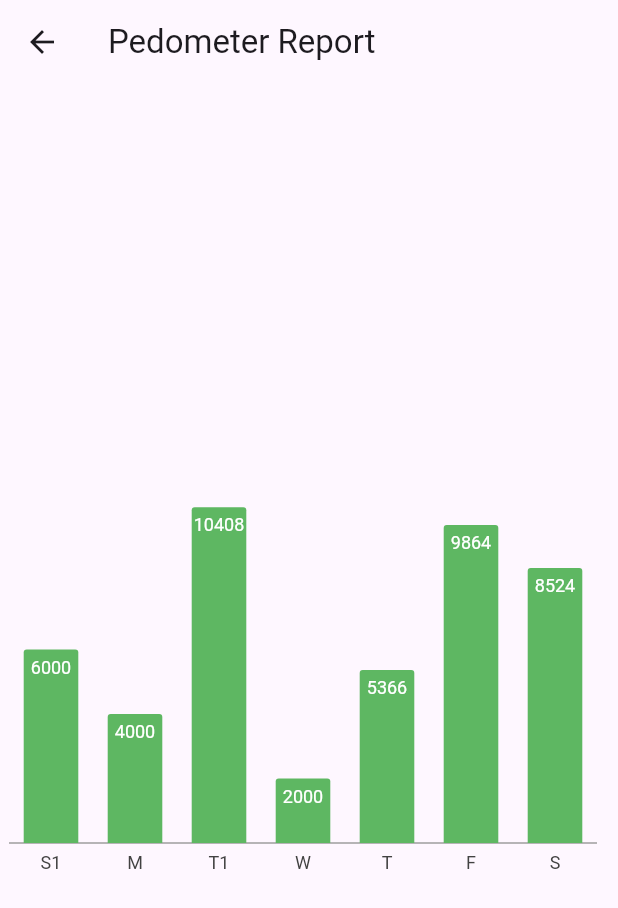
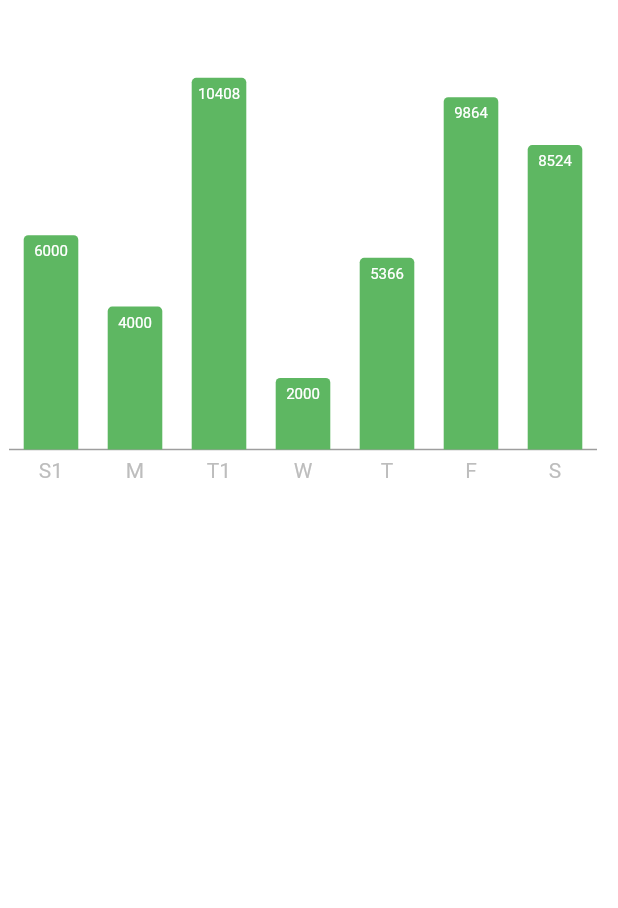
Before and after one commit to joharkhan99/healthtrack, a Flutter app: the PedometerReport screen opened directly, on a phone screen of 412 x 824 dp. Shown: the top 908 px of the screen. Run offline on Flutter 3.47's test engine with Material 3 defaults, Android fonts, the phone set to English and light mode, and no system bars; our stand-ins replace charts_flutter, liquid_progress_indicator_v2.

Commit message:
Refactor pedometer_report.dart

```diff
--- a/lib/src/screens/pedometer_report.dart
+++ b/lib/src/screens/pedometer_report.dart
@@ -1,56 +1,5 @@
 import 'package:flutter/material.dart';
-import 'package:charts_flutter/flutter.dart' as charts;
-
-class BarChartData {
-  final String label;
-  final int value;
-
-  BarChartData(this.label, this.value);
-}
-
-List<charts.Series<BarChartData, String>> _createSeries(List<BarChartData> data) {
-  return [
-    charts.Series<BarChartData, String>(
-      id: 'Data',
-      data: data,
-      domainFn: (BarChartData datum, _) => datum.label,
-      measureFn: (BarChartData datum, _) => datum.value,
-      labelAccessorFn: (BarChartData datum, _) => '${datum.value}',
-      fillColorFn: (_, __) => charts.ColorUtil.fromDartColor(Colors.green).lighter,
-      // labelAccessorFn: (BarChartData datum, _) => '\$${datum.toString()}'
-      insideLabelStyleAccessorFn: (datum, index) => charts.TextStyleSpec(
-        color: charts.MaterialPalette.white,
-        fontSize: 12,
-      ),
-    )
-  ];
-}
-
-class VerticalBarChart extends StatelessWidget {
-  final List<BarChartData> data;
-
-  const VerticalBarChart(this.data, {super.key});
-
-  @override
-  Widget build(BuildContext context) {
-    return Container(
-      child: charts.BarChart(
-        _createSeries(data),
-        vertical: true,
-        // primaryMeasureAxis: null,
-        barRendererDecorator: charts.BarLabelDecorator<String>(),
-        defaultRenderer: charts.BarRendererConfig(
-          // cornerStrategy: const charts.ConstCornerStrategy(5),
-          groupingType: charts.BarGroupingType.grouped,
-          barGroupInnerPaddingPx: 0,
-          strokeWidthPx: 0,
-        ),
-        barGroupingType: charts.BarGroupingType.grouped,
-        primaryMeasureAxis: new charts.NumericAxisSpec(renderSpec: new charts.NoneRenderSpec()),
-      ),
-    );
-  }
-}
+import 'package:healthtrack/src/widgets/charts/pedometer_bar_chart.dart';
 
 class PedometerReport extends StatelessWidget {
   const PedometerReport({super.key});
@@ -68,14 +17,11 @@ class PedometerReport extends StatelessWidget {
     ];
 
     return Scaffold(
-      appBar: AppBar(
-        title: Text('Pedometer Report'),
-      ),
-      body: Center(
-        child: Container(
-          height: 300,
-          padding: EdgeInsets.all(0),
-          child: VerticalBarChart(chartData),
+      backgroundColor: Colors.white,
+      body: SingleChildScrollView(
+        child: SizedBox(
+          height: MediaQuery.of(context).size.height * 0.4,
+          child: PedometerBarChart(chartData),
         ),
       ),
     );
--- /dev/null
+++ b/lib/src/widgets/charts/pedometer_bar_chart.dart
@@ -0,0 +1,54 @@
+import 'package:flutter/material.dart';
+import 'package:charts_flutter/flutter.dart' as charts;
+
+class BarChartData {
+  final String label;
+  final int value;
+
+  BarChartData(this.label, this.value);
+}
+
+List<charts.Series<BarChartData, String>> _createSeries(List<BarChartData> data) {
+  return [
+    charts.Series<BarChartData, String>(
+      id: 'Data',
+      data: data,
+      domainFn: (BarChartData datum, _) => datum.label,
+      measureFn: (BarChartData datum, _) => datum.value,
+      labelAccessorFn: (BarChartData datum, _) => '${datum.value}',
+      fillColorFn: (_, __) => charts.ColorUtil.fromDartColor(Colors.green).lighter,
+      insideLabelStyleAccessorFn: (datum, index) => const charts.TextStyleSpec(
+        color: charts.MaterialPalette.white,
+        fontSize: 10,
+      ),
+    )
+  ];
+}
+
+class PedometerBarChart extends StatelessWidget {
+  final List<BarChartData> data;
+  const PedometerBarChart(this.data, {super.key});
+
+  @override
+  Widget build(BuildContext context) {
+    return charts.BarChart(
+      _createSeries(data),
+      vertical: true,
+      barRendererDecorator: charts.BarLabelDecorator<String>(),
+      primaryMeasureAxis: const charts.NumericAxisSpec(renderSpec: charts.NoneRenderSpec()),
+      domainAxis: charts.OrdinalAxisSpec(
+        renderSpec: charts.SmallTickRendererSpec(
+          labelStyle: charts.TextStyleSpec(
+            fontSize: 14,
+            fontWeight: FontWeight.w700.toString(),
+            color: charts.ColorUtil.fromDartColor(Colors.grey.shade400), // Set label color to green
+          ),
+        ),
+      ),
+      defaultRenderer: charts.BarRendererConfig(
+        barRendererDecorator: charts.BarLabelDecorator<String>(),
+        cornerStrategy: const charts.ConstCornerStrategy(3), // Remove bar corner radius
+      ),
+    );
+  }
+}
```
